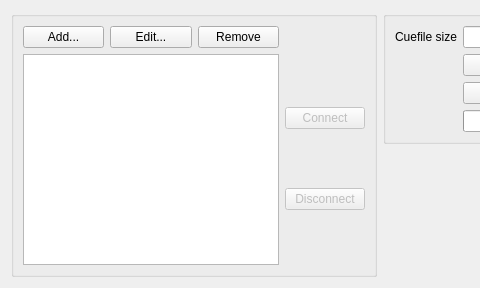
Above: src/widget/devicecontrolwidget.ui from 8bitbuddhist/PixelMaestro-Studio before the change; both pictures show x 0 to 480 and y 0 to 288 of the 688 by 288 pixel window. Below: the same form after it.
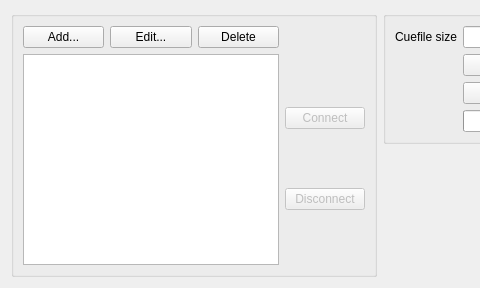
That is the form after the change.

```diff
--- a/src/widget/devicecontrolwidget.ui
+++ b/src/widget/devicecontrolwidget.ui
@@ -66,7 +66,7 @@
         <item>
          <widget class="QPushButton" name="removeDeviceButton">
           <property name="text">
-           <string>Remove</string>
+           <string>Delete</string>
           </property>
          </widget>
         </item>
```
